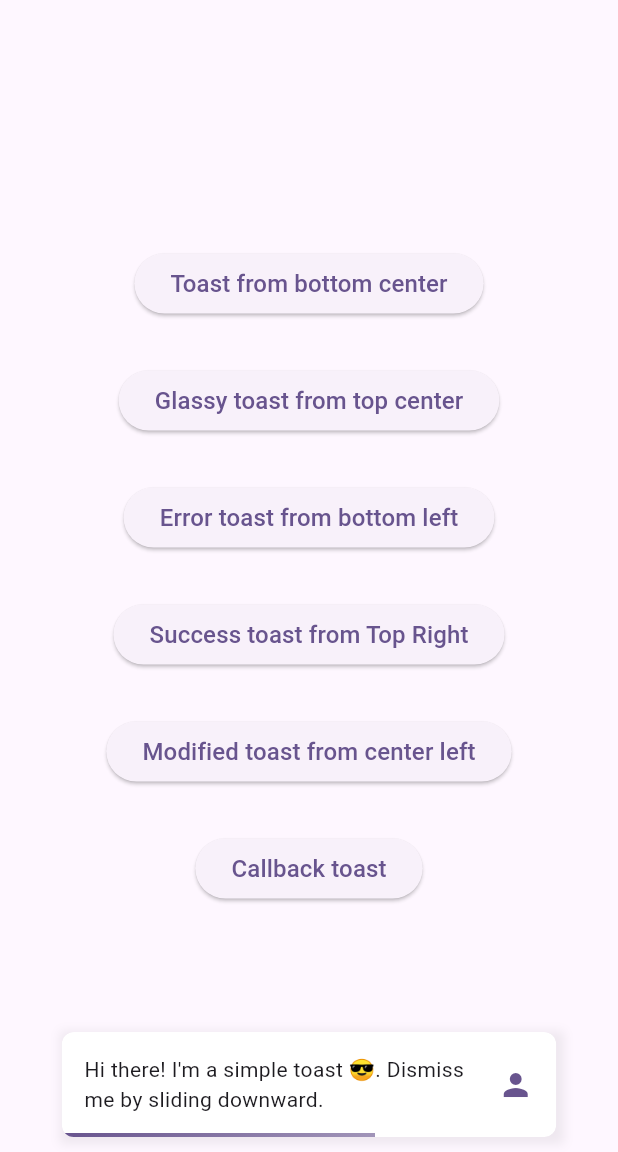
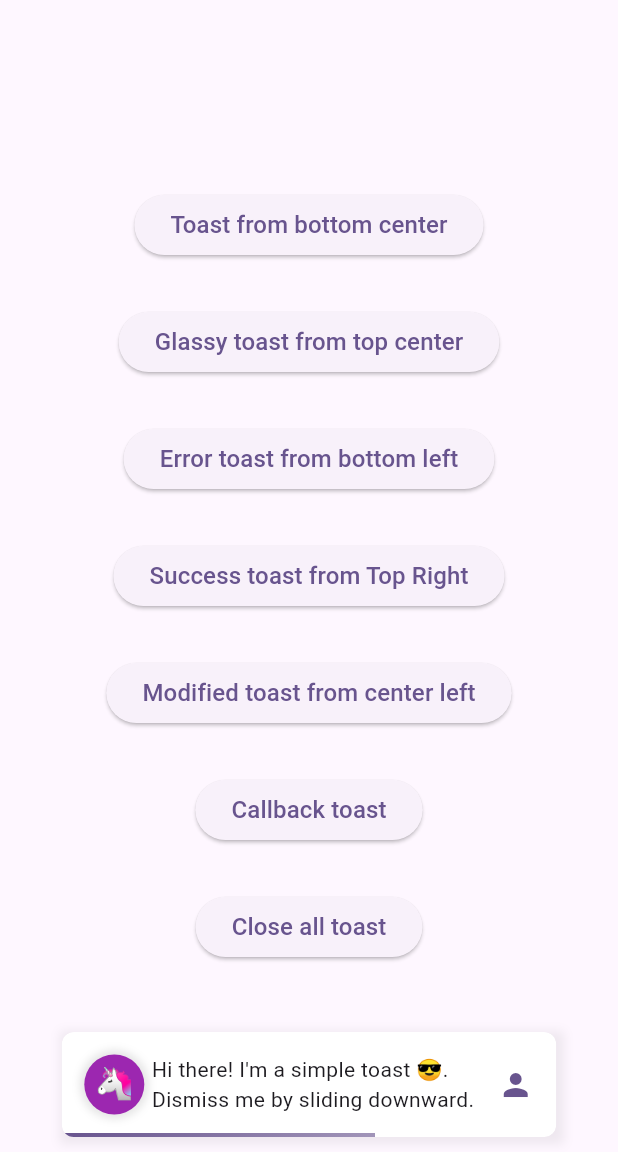
Before and after one commit to gaurishankar007/flutter_sliding_toast, a Flutter app: the screen it shows after launch, after a tap on "Toast from bottom center", on a phone screen of 412 x 824 dp, the part 84-1236 px from its top. Run offline on Flutter 3.47's test engine with Material 3 defaults, Android fonts, the phone set to English and light mode, and no system bars.

Commit message:
feat: leading widget added, close toasts programmatically

```diff
--- a/example/lib/main.dart
+++ b/example/lib/main.dart
@@ -62,6 +62,7 @@ class MyHomePage extends StatelessWidget {
               onPressed: () {
                 SlidingToast.show(
                   context,
+                  leading: leadingWidget(),
                   title: const Text(
                     "Hi there! I'm a simple toast 😎."
                     " Dismiss me by sliding downward.",
@@ -75,10 +76,7 @@ class MyHomePage extends StatelessWidget {
                   ),
                 );
               },
-              child: const Text(
-                "Toast from bottom center",
-                style: TextStyle(fontSize: 16),
-              ),
+              child: textWidget("Toast from bottom center"),
             ),
             const SizedBox(height: 30),
             ElevatedButton(
@@ -103,10 +101,7 @@ class MyHomePage extends StatelessWidget {
                   ),
                 );
               },
-              child: const Text(
-                "Glassy toast from top center",
-                style: TextStyle(fontSize: 16),
-              ),
+              child: textWidget("Glassy toast from top center"),
             ),
             const SizedBox(height: 30),
             ElevatedButton(
@@ -124,10 +119,7 @@ class MyHomePage extends StatelessWidget {
                   ),
                 );
               },
-              child: const Text(
-                "Error toast from bottom left",
-                style: TextStyle(fontSize: 16),
-              ),
+              child: textWidget("Error toast from bottom left"),
             ),
             const SizedBox(height: 30),
             ElevatedButton(
@@ -143,10 +135,7 @@ class MyHomePage extends StatelessWidget {
                   ),
                 );
               },
-              child: const Text(
-                "Success toast from Top Right",
-                style: TextStyle(fontSize: 16),
-              ),
+              child: textWidget("Success toast from Top Right"),
             ),
             const SizedBox(height: 30),
             ElevatedButton(
@@ -181,10 +170,7 @@ class MyHomePage extends StatelessWidget {
                   ),
                 );
               },
-              child: const Text(
-                "Modified toast from center left",
-                style: TextStyle(fontSize: 16),
-              ),
+              child: textWidget("Modified toast from center left"),
             ),
             const SizedBox(height: 30),
             ElevatedButton(
@@ -205,16 +191,46 @@ class MyHomePage extends StatelessWidget {
                   onTapped: changeColor,
                 );
               },
-              child: const Text(
-                "Callback toast",
-                style: TextStyle(fontSize: 16),
-              ),
+              child: textWidget("Callback toast"),
+            ),
+            const SizedBox(height: 30),
+            ElevatedButton(
+              onPressed: SlidingToast.closeAllToast,
+              child: textWidget("Close all toast"),
             ),
           ],
         ),
       ),
     );
   }
+
+  Container leadingWidget() {
+    return Container(
+      width: 40,
+      height: 40,
+      decoration: BoxDecoration(
+        shape: BoxShape.circle,
+        color: Colors.purple,
+        boxShadow: [
+          BoxShadow(
+            color: Colors.black.withOpacity(.1),
+            spreadRadius: 3,
+            blurRadius: 4,
+          ),
+        ],
+      ),
+      alignment: Alignment.center,
+      child: const Text(
+        "🦄",
+        style: TextStyle(fontSize: 20),
+      ),
+    );
+  }
+
+  Text textWidget(String text) => Text(
+        text,
+        style: const TextStyle(fontSize: 16),
+      );
 }
 
 class TrailingWidget extends StatelessWidget {
--- a/lib/flutter_sliding_toast.dart
+++ b/lib/flutter_sliding_toast.dart
@@ -3,4 +3,5 @@ library flutter_sliding_toast;
 export 'package:flutter_sliding_toast/src/sliding_toast.dart';
 export 'package:flutter_sliding_toast/src/toast_setting.dart';
 export 'package:flutter_sliding_toast/src/toast_style.dart';
+export 'package:flutter_sliding_toast/src/toast_controller.dart';
 export 'package:flutter_sliding_toast/src/enums/toast_position.dart';
--- /dev/null
+++ b/lib/src/core/unique_string_generator.dart
@@ -0,0 +1,9 @@
+import 'dart:math';
+
+String getUniqueString() {
+  final random = Random();
+  final randomNumber = random.nextInt(10000000).toString();
+  final timeStamp = DateTime.now().toIso8601String();
+
+  return "$randomNumber$timeStamp";
+}
--- a/lib/src/sliding_toast.dart
+++ b/lib/src/sliding_toast.dart
@@ -1,48 +1,79 @@
+import 'dart:collection' show Queue;
+
 import 'package:flutter/material.dart';
 
 import '../flutter_sliding_toast.dart';
+import 'core/unique_string_generator.dart';
 import 'widgets/toast_slider.dart';
 
 class SlidingToast {
-  /// * The title is a widget displayed at the left side of the toast
-  /// * The trailing is a widget displayed at the right side of the toast
-  static show(
+  static final _toastControllers = Queue<ToastController>();
+
+  static ToastController show(
     BuildContext context, {
+    Widget? leading,
     required Widget title,
     Widget? trailing,
     ToastSetting toastSetting = const ToastSetting(),
     ToastStyle toastStyle = const ToastStyle(),
     Function()? onDisposed,
     Function()? onTapped,
-    bool disableMultiTapping = false,
   }) {
-    // Check if the context is still mounted.
-    // If not, do not show the toast.
-    if (!context.mounted) return;
+    /// Check if the context is still mounted.
+    /// If not, do not show the toast.
+    if (!context.mounted) return ToastController.empty();
 
+    /// Toast Controller for the overlay
+    late final ToastController toastController;
+
+    /// Overlay and overlay entry and passing toast controller to dispose
+    /// the overlay whenever the animation is finished
     final overlay = Overlay.of(context);
-
-    late final OverlayEntry overlayEntry;
-
-    overlayEntry = OverlayEntry(
+    final overlayEntry = OverlayEntry(
       builder: (context) => ToastSlider(
-        overlayEntry: overlayEntry,
+        toastController: toastController,
+        leading: leading,
         title: title,
         trailing: trailing,
         toastSetting: toastSetting,
         toastStyle: toastStyle,
         onDisposed: onDisposed,
         onTapped: onTapped,
-        disableMultiTapping: disableMultiTapping,
       ),
     );
+    overlay.insert(overlayEntry);
 
-    overlay.insert(overlayEntry);
+    /// Inserting toast controller to a list
+    String toastId = getUniqueString();
+    toastController = ToastController(
+      id: toastId,
+      closeToast: () {
+        if (overlayEntry.mounted) {
+          overlayEntry.remove();
+          overlayEntry.dispose();
+        }
+
+        /// Removing toast from the list
+        _toastControllers.removeWhere((e) => e.id == toastId);
+      },
+    );
+
+    /// Adding toast to the list
+    _toastControllers.add(toastController);
+
+    return toastController;
+  }
+
+  /// Close all the toasts one by one
+  static closeAllToast() {
+    while (_toastControllers.isNotEmpty) {
+      _toastControllers.removeFirst().closeToast();
+    }
   }
 
   /// Default toast for showing success message
-  /// The box shadow for this toast is fixed
-  static showSuccess(
+  /// The icon and box shadow for this toast is fixed
+  static ToastController showSuccess(
     BuildContext context, {
     required Widget title,
     double? checkIconSize,
@@ -51,11 +82,8 @@ class SlidingToast {
     ToastStyle toastStyle = const ToastStyle(),
     Function()? onDisposed,
     Function()? onTapped,
-    bool disableMultiTapping = false,
   }) {
-    if (!context.mounted) return;
-
-    show(
+    return show(
       context,
       title: title,
       trailing: Icon(
@@ -77,13 +105,12 @@ class SlidingToast {
       ),
       onDisposed: onDisposed,
       onTapped: onTapped,
-      disableMultiTapping: disableMultiTapping,
     );
   }
 
   /// Default toast for showing error message
-  /// The box shadow for this toast is fixed
-  static showError(
+  /// The icon and box shadow for this toast is fixed
+  static ToastController showError(
     BuildContext context, {
     required Widget title,
     double? checkIconSize,
@@ -94,9 +121,7 @@ class SlidingToast {
     Function()? onTapped,
     bool disableMultiTapping = false,
   }) {
-    if (!context.mounted) return;
-
-    show(
+    return show(
       context,
       title: title,
       trailing: Icon(
@@ -118,7 +143,6 @@ class SlidingToast {
       ),
       onDisposed: onDisposed,
       onTapped: onTapped,
-      disableMultiTapping: disableMultiTapping,
     );
   }
 }
--- /dev/null
+++ b/lib/src/toast_controller.dart
@@ -0,0 +1,20 @@
+import 'package:flutter/material.dart';
+
+@immutable
+class ToastController {
+  final String id;
+  final VoidCallback closeToast;
+
+  const ToastController({
+    required this.id,
+    required this.closeToast,
+  });
+
+  factory ToastController.empty() => ToastController(
+        id: "",
+        closeToast: () {},
+      );
+
+  @override
+  String toString() => 'ToastController(id: $id, closeToast: $closeToast)';
+}
--- a/lib/src/toast_setting.dart
+++ b/lib/src/toast_setting.dart
@@ -39,6 +39,10 @@ class ToastSetting {
   /// Default is [true]
   final bool showProgressBar;
 
+  /// Disable Multiple tap on the toast
+  /// Default value is false
+  final bool disableMultiTapping;
+
   /// The position of the toast in the screen where it will slide from.
   /// Default is [ToastPosition.bottom]
   final ToastPosition toastStartPosition;
@@ -65,6 +69,7 @@ class ToastSetting {
     this.showReverseAnimation = true,
     this.showProgressBar = true,
     this.progressBarHeight = 3,
+    this.disableMultiTapping = false,
     this.toastStartPosition = ToastPosition.bottom,
     this.toastAlignment = Alignment.bottomCenter,
     this.padding = const EdgeInsets.all(10),
--- a/lib/src/toast_style.dart
+++ b/lib/src/toast_style.dart
@@ -5,6 +5,14 @@ import 'package:flutter/material.dart';
 class ToastStyle {
   /// Padding inside the toast
   final EdgeInsets? padding;
+
+  /// Space between title and leading
+  /// Applicable only if both available
+  final double titleLeadingGap;
+
+  /// Space between title and trailing
+  /// Applicable only if both available
+  final double titleTrailingGap;
 
   /// The background color of the toast.
   /// Default is [Colors.white]
@@ -38,6 +46,8 @@ class ToastStyle {
 
   const ToastStyle({
     this.padding,
+    this.titleLeadingGap = 5,
+    this.titleTrailingGap = 5,
     this.glassBlur,
     this.backgroundColorOpacity,
     this.backgroundColor = Colors.white,
--- a/lib/src/widgets/toast_container_widget.dart
+++ b/lib/src/widgets/toast_container_widget.dart
@@ -5,10 +5,14 @@ import 'package:flutter/material.dart';
 import '../toast_style.dart';
 
 class ToastContainerWidget extends StatelessWidget {
+  /// The widget to display at the start of the message
+  final Widget? leading;
+
   /// The message to display in the toast
+  /// It's width is expanded whenever leading or trailing widget is present
   final Widget title;
 
-  /// The icon to display at the end of the message
+  /// The widget to display at the end of the message
   final Widget? trailing;
 
   /// Styling of the toast
@@ -17,6 +21,7 @@ class ToastContainerWidget extends StatelessWidget {
   /// A container to display a toast message
   const ToastContainerWidget({
     super.key,
+    required this.leading,
     required this.title,
     required this.trailing,
     this.toastStyle = const ToastStyle(),
@@ -27,23 +32,33 @@ class ToastContainerWidget extends StatelessWidget {
     Color backgroundColor = toastStyle.backgroundColor;
     Widget child = title;
 
+    /// Adding transparency in background color for glassy effect
     if (toastStyle.glassBlur != null) {
       backgroundColor = backgroundColor.withOpacity(
         toastStyle.backgroundColorOpacity ?? .8,
       );
     }
 
-    if (trailing != null) {
+    if (leading != null || trailing != null) {
       child = Row(
-        mainAxisAlignment: MainAxisAlignment.spaceBetween,
         children: [
+          if (leading != null)
+            Padding(
+              padding: EdgeInsets.only(
+                right: toastStyle.titleLeadingGap,
+              ),
+              child: leading,
+            ),
           Expanded(
             child: title,
           ),
-          Padding(
-            padding: const EdgeInsets.only(left: 5),
-            child: trailing,
-          ),
+          if (trailing != null)
+            Padding(
+              padding: EdgeInsets.only(
+                left: toastStyle.titleTrailingGap,
+              ),
+              child: trailing,
+            ),
         ],
       );
     }
--- a/lib/src/widgets/toast_slider.dart
+++ b/lib/src/widgets/toast_slider.dart
@@ -6,13 +6,17 @@ import 'toast_position_widget.dart';
 import 'toast_progress_bar_widget.dart';
 
 class ToastSlider extends StatefulWidget {
-  /// The overlay entry to show the toast
-  final OverlayEntry overlayEntry;
+  /// The toast controller for removing the overlay
+  final ToastController toastController;
 
-  /// The title is a widget displayed at the left side of the toast
+  /// The widget to display at the start of the message
+  final Widget? leading;
+
+  /// The Message to be displayed at the toast
+  /// It's width is expanded whenever leading or trailing widget is present
   final Widget title;
 
-  /// The trailing is a widget displayed at the right side of the toast
+  /// A widget displayed at the right side of the toast
   final Widget? trailing;
 
   /// The setting for the sliding animation
@@ -27,20 +31,17 @@ class ToastSlider extends StatefulWidget {
   /// Function to be called when the toast is clicked
   final Function()? onTapped;
 
-  /// Call callback only one time
-  final bool disableMultiTapping;
-
   /// A sliding message to show the toast
   const ToastSlider({
     super.key,
-    required this.overlayEntry,
+    required this.toastController,
+    required this.leading,
     required this.title,
     required this.trailing,
     required this.toastSetting,
     required this.toastStyle,
     this.onDisposed,
     this.onTapped,
-    required this.disableMultiTapping,
   });
 
   @override
@@ -65,11 +66,13 @@ class _ToastSliderState extends State<ToastSlider>
     toastSetting = widget.toastSetting;
     toastStyle = widget.toastStyle;
 
+    /// For sliding effect
     slideController = AnimationController(
       vsync: this,
       duration: toastSetting.animationDuration,
     );
 
+    /// For displaying the toast and also for progress bar
     sizeController = AnimationController(
       vsync: this,
       duration: toastSetting.animationDuration + toastSetting.displayDuration,
@@ -107,7 +110,7 @@ class _ToastSliderState extends State<ToastSlider>
       // Wait for the reverse animation to complete
       if (toastSetting.showReverseAnimation) await slideController.reverse();
       // Remove the overlay entry
-      widget.overlayEntry.remove();
+      widget.toastController.closeToast();
       // Execute the on disposed function
       widget.onDisposed?.call();
     }
@@ -124,6 +127,7 @@ class _ToastSliderState extends State<ToastSlider>
   Widget build(BuildContext context) {
     // Create the toast container
     Widget child = ToastContainerWidget(
+      leading: widget.leading,
       title: widget.title,
       trailing: widget.trailing,
       toastStyle: toastStyle,
@@ -171,13 +175,13 @@ class _ToastSliderState extends State<ToastSlider>
         // Stop animations and remove the overlay on dismissed
         onDismissed: (_) {
           sizeController.stop();
-          widget.overlayEntry.remove();
+          widget.toastController.closeToast();
         },
         child: GestureDetector(
           // Execute onTapped function on tap
           onTap: () {
             if (!isToastTapped) widget.onTapped?.call();
-            if (widget.disableMultiTapping) isToastTapped = true;
+            if (widget.toastSetting.disableMultiTapping) isToastTapped = true;
           },
           // Pause the animation on long press
           onLongPress: () => sizeController.stop(),
--- a/pubspec.yaml
+++ b/pubspec.yaml
@@ -1,6 +1,6 @@
 name: flutter_sliding_toast
 description: "A flutter package for displaying sliding messages from all direction with custom styling and animation."
-version: 1.2.0
+version: 1.3.0
 homepage: https://github.com/gaurishankar007/flutter_sliding_toast
 repository: https://github.com/gaurishankar007/flutter_sliding_toast
 documentation: https://github.com/gaurishankar007/flutter_sliding_toast
@@ -17,7 +17,7 @@ dependencies:
 dev_dependencies:
   flutter_test:
     sdk: flutter
-  flutter_lints: ^3.0.0
+  flutter_lints: ^4.0.0
 
 flutter:
   # assets:
```
Also changed, not shown: example/pubspec.lock, 3 other files.
